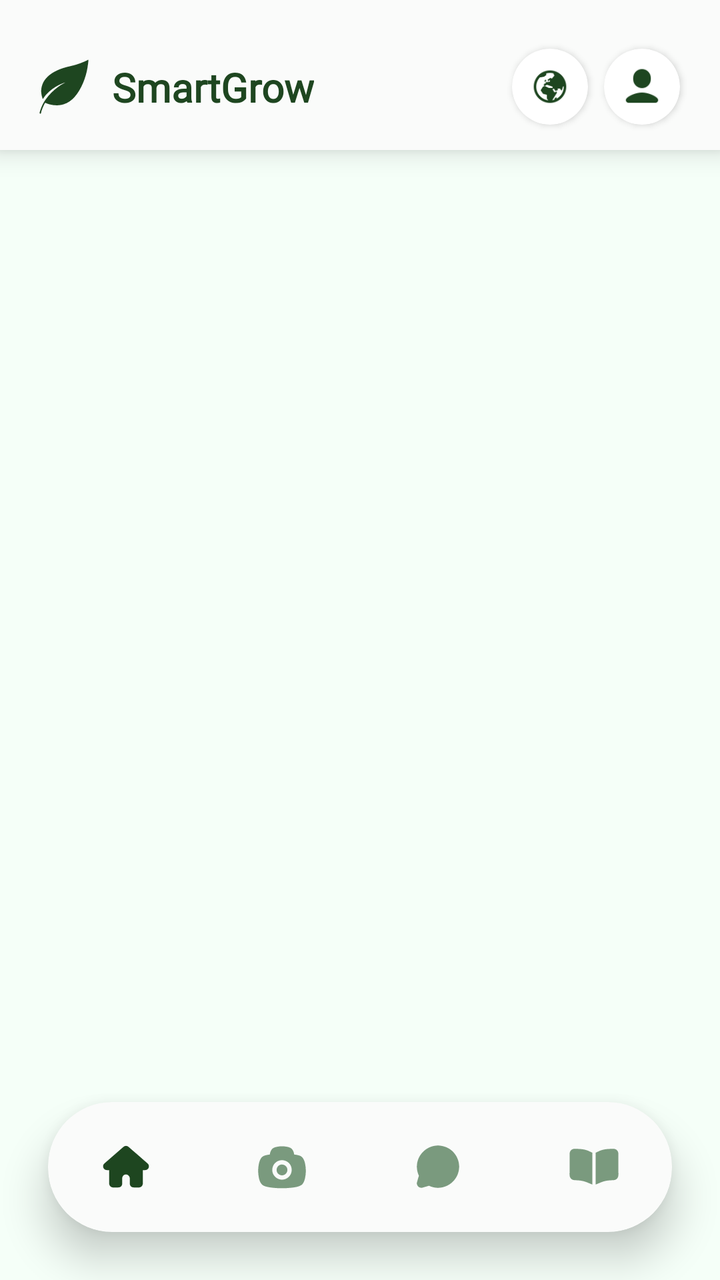
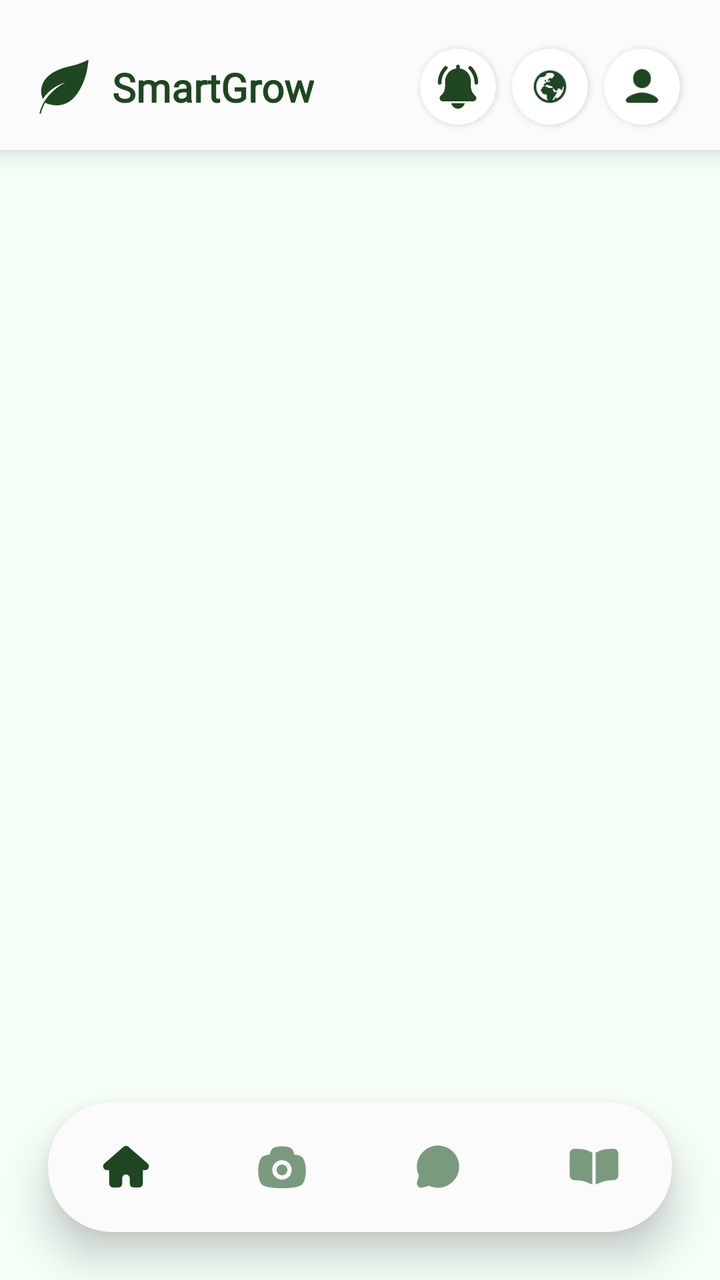

The first picture is an Android layout as it rendered before a commit; the second is the same layout after the commit. The layout source and the unified diff follow.
<!-- AndroidManifest.xml: application theme Theme.SmartGrow -->
<!-- res/layout/activity_main.xml -->
<?xml version="1.0" encoding="utf-8"?>
<androidx.constraintlayout.widget.ConstraintLayout
    xmlns:android="http://schemas.android.com/apk/res/android"
    xmlns:app="http://schemas.android.com/apk/res-auto"
    android:layout_width="match_parent"
    android:layout_height="match_parent"
    android:background="@color/app_background">

    
    <com.google.android.material.card.MaterialCardView
        android:id="@+id/card_top_header"
        android:layout_width="match_parent"
        android:layout_height="wrap_content"
        app:cardElevation="8dp"
        app:cardCornerRadius="0dp"
        app:cardBackgroundColor="@color/header_background"
        app:strokeWidth="0dp"
        app:layout_constraintTop_toTopOf="parent">

        <androidx.constraintlayout.widget.ConstraintLayout
            android:id="@+id/layout_top_header"
            android:layout_width="match_parent"
            android:layout_height="75dp"
            android:paddingHorizontal="16dp"
            android:paddingTop="12dp">

            <LinearLayout
                android:layout_width="wrap_content"
                android:layout_height="match_parent"
                android:orientation="horizontal"
                android:gravity="center_vertical"
                app:layout_constraintStart_toStartOf="parent">

                <ImageView
                    android:id="@+id/img_header_logo"
                    android:layout_width="32dp"
                    android:layout_height="32dp"
                    android:src="@drawable/smartgrow_logo"
                    app:tint="@color/primary_green"/>

                <TextView
                    android:id="@+id/tv_header_brand_name"
                    android:layout_width="wrap_content"
                    android:layout_height="wrap_content"
                    android:text="SmartGrow"
                    android:textColor="@color/primary_green"
                    android:textSize="20sp"
                    android:textStyle="bold"
                    android:fontFamily="@font/inter_extrabold"
                    android:layout_marginStart="8dp"/>
            </LinearLayout>

            <LinearLayout
                android:layout_width="wrap_content"
                android:layout_height="match_parent"
                android:orientation="horizontal"
                android:gravity="center_vertical"
                app:layout_constraintEnd_toEndOf="parent">

                <com.google.android.material.card.MaterialCardView
                    android:id="@+id/card_action_global"
                    android:layout_width="38dp"
                    android:layout_height="38dp"
                    android:layout_marginHorizontal="4dp"
                    app:cardCornerRadius="19dp"
                    app:cardElevation="2dp"
                    app:cardBackgroundColor="@color/card_background"
                    app:strokeWidth="0dp">
                    <ImageView
                        android:id="@+id/img_icon_global"
                        android:layout_width="20dp"
                        android:layout_height="20dp"
                        android:layout_gravity="center"
                        android:src="@drawable/ic_global_green"
                        app:tint="@color/primary_green"/>
                </com.google.android.material.card.MaterialCardView>

                <com.google.android.material.card.MaterialCardView
                    android:id="@+id/card_action_profile"
                    android:layout_width="38dp"
                    android:layout_height="38dp"
                    android:layout_marginHorizontal="4dp"
                    app:cardCornerRadius="19dp"
                    app:cardElevation="2dp"
                    app:cardBackgroundColor="@color/card_background"
                    app:strokeWidth="0dp">
                    <ImageView
                        android:id="@+id/img_icon_profile"
                        android:layout_width="22dp"
                        android:layout_height="22dp"
                        android:layout_gravity="center"
                        android:src="@drawable/ic_profile_avatar"
                        app:tint="@color/primary_green"/>
                </com.google.android.material.card.MaterialCardView>
            </LinearLayout>
        </androidx.constraintlayout.widget.ConstraintLayout>
    </com.google.android.material.card.MaterialCardView>

    
    <FrameLayout
        android:id="@+id/fragment_container"
        android:layout_width="match_parent"
        android:layout_height="0dp"
        app:layout_constraintBottom_toBottomOf="parent"
        app:layout_constraintEnd_toEndOf="parent"
        app:layout_constraintStart_toStartOf="parent"
        app:layout_constraintTop_toBottomOf="@id/card_top_header" />

    
    <com.google.android.material.card.MaterialCardView
        android:id="@+id/card_bottom_nav_container"
        android:layout_width="match_parent"
        android:layout_height="wrap_content"
        android:layout_marginHorizontal="24dp"
        android:layout_marginBottom="24dp"
        app:cardCornerRadius="32dp"
        app:cardElevation="12dp"
        app:cardBackgroundColor="@color/header_background"
        app:strokeWidth="0dp"
        app:layout_constraintBottom_toBottomOf="parent"
        app:layout_constraintStart_toStartOf="parent"
        app:layout_constraintEnd_toEndOf="parent">

        <com.google.android.material.bottomnavigation.BottomNavigationView
            android:id="@+id/bottom_navigation_bar"
            android:layout_width="match_parent"
            android:layout_height="65dp"
            android:background="@android:color/transparent"
            app:elevation="0dp"
            app:labelVisibilityMode="unlabeled"
            app:menu="@menu/bottom_nav_menu"
            app:itemIconTint="@color/selector_nav_colors"
            app:itemIconSize="26dp"
            app:itemActiveIndicatorStyle="@style/CustomNavIndicator"
            app:itemRippleColor="#200C6211" />
    </com.google.android.material.card.MaterialCardView>

</androidx.constraintlayout.widget.ConstraintLayout>
<!-- resources referenced by this layout -->
<resources>
  <color name="app_background">#F5FFF8</color>
  <color name="card_background">#FFFFFF</color>
  <color name="header_background">#FAFBFA</color>
  <color name="primary_green">#1e4620</color>
  <!-- drawable ic_global_green: png bitmap (drawable, 1776 bytes) -->
  <!-- drawable ic_profile_avatar: png bitmap (drawable, 754 bytes) -->
  <!-- drawable smartgrow_logo (drawable) -->
  <vector xmlns:android="http://schemas.android.com/apk/res/android"
      android:width="512dp"
      android:height="512dp"
      android:viewportWidth="512"
      android:viewportHeight="512">
    <path
        android:pathData="M450.51,40.54C451.69,49.93 449.42,64.02 448.23,73.61C445.55,95.26 441.84,116.44 437.16,137.7C432.79,157.53 426.59,176.74 420.14,195.94C413.6,215.43 405.32,234.43 396.2,252.86C365.85,314.19 322,375.69 253.56,396.82C218.79,407.55 180.93,407.59 145.69,398.75C137.09,396.59 128.25,394.15 120.05,390.76C115.44,388.85 110.3,385.94 105.44,384.87C101.12,388.85 98.45,396.61 95.79,401.81C88.43,416.18 82.25,431.07 77.28,446.4C75.71,451.25 74.11,456.35 73.12,461.36C72.52,464.39 72.53,468.81 69.87,470.84C66.34,473.54 61.22,470.83 61.33,466.41C61.5,458.89 64.84,450.02 67.21,442.95C76.8,414.29 89.86,386.25 107.25,361.35C137.07,318.63 171.84,284.95 213.77,254.21C225.43,245.67 237.96,238.24 250.53,231.16C252.63,229.99 263.7,224.44 263.95,223.14C258.28,223.66 252.14,226.78 246.84,228.84C236,233.06 225.39,237.6 214.96,242.8C178.71,260.9 145.96,284.62 118.08,314.22C110.67,322.08 103.61,330.55 97.34,339.33C93.83,344.24 90.8,350.09 86.74,354.53C84.54,352.15 83.77,347.57 82.68,344.45C79.54,335.49 77.38,326.15 75.82,316.79C68.38,271.88 80.81,227.58 109.7,192.71C148.94,145.33 208.43,118.82 266.09,102.2C295,93.86 324.85,88.93 353.52,79.72C375.62,72.62 397.57,65.12 418.83,55.77C426.02,52.61 433.08,49.22 440.12,45.72C443.53,44.02 446.84,41.57 450.51,40.54Z"
        android:strokeLineJoin="round"
        android:strokeWidth="0.25"
        android:fillColor="#000000"
        android:fillType="evenOdd"
        android:strokeColor="#000000"/>
  </vector>
  <style name="CustomNavIndicator" parent="Widget.Material3.BottomNavigationView.ActiveIndicator">
          <item name="android:color">@android:color/transparent</item>
      </style>
  <style name="Theme.SmartGrow" parent="Base.Theme.SmartGrow" />
  <style name="Base.Theme.SmartGrow" parent="Theme.Material3.DayNight.NoActionBar">
          <item name="android:windowBackground">@color/app_background</item>
          <item name="android:windowDisablePreview">true</item>
  
          
          <item name="android:statusBarColor">@color/app_background</item>
          <item name="android:windowLightStatusBar">true</item>
  
          
          <item name="android:navigationBarColor">@color/app_background</item>
          <item name="android:windowLightNavigationBar" ns0:targetApi="o_mr1">true</item>
  
          <item name="android:windowDrawsSystemBarBackgrounds">true</item>
          <item name="android:windowTranslucentStatus">false</item>
          <item name="android:windowTranslucentNavigation">false</item>
  
          
          <item name="popupMenuStyle">@style/ModernPopupMenuStyle</item>
      </style>
  <style name="ModernPopupMenuStyle" parent="Widget.Material3.PopupMenu">
          <item name="android:popupBackground">@android:color/white</item>
      </style>
</resources>

<!-- the commit's change to res/layout/activity_main.xml (unified diff, before → after) -->
@@ -56,6 +56,24 @@
                 android:orientation="horizontal"
                 android:gravity="center_vertical"
                 app:layout_constraintEnd_toEndOf="parent">
+
+                <com.google.android.material.card.MaterialCardView
+                    android:id="@+id/card_action_notification"
+                    android:layout_width="38dp"
+                    android:layout_height="38dp"
+                    android:layout_marginHorizontal="4dp"
+                    app:cardCornerRadius="19dp"
+                    app:cardElevation="2dp"
+                    app:cardBackgroundColor="@color/card_background"
+                    app:strokeWidth="0dp">
+                    <ImageView
+                        android:id="@+id/img_icon_notification"
+                        android:layout_width="22dp"
+                        android:layout_height="22dp"
+                        android:layout_gravity="center"
+                        android:src="@drawable/ic_notification_bell"
+                        app:tint="@color/primary_green"/>
+                </com.google.android.material.card.MaterialCardView>
 
                 <com.google.android.material.card.MaterialCardView
                     android:id="@+id/card_action_global"
<!-- resource entries referenced after the edit -->
@@ -5,6 +5,7 @@
   <color name="header_background">#FAFBFA</color>
   <color name="primary_green">#1e4620</color>
   <!-- drawable ic_global_green: png bitmap (drawable, 1776 bytes) -->
+  <!-- drawable ic_notification_bell: vector/xml drawable (drawable, 2864 chars, omitted) -->
   <!-- drawable ic_profile_avatar: png bitmap (drawable, 754 bytes) -->
   <!-- drawable smartgrow_logo (drawable) -->
   <vector xmlns:android="http://schemas.android.com/apk/res/android"
